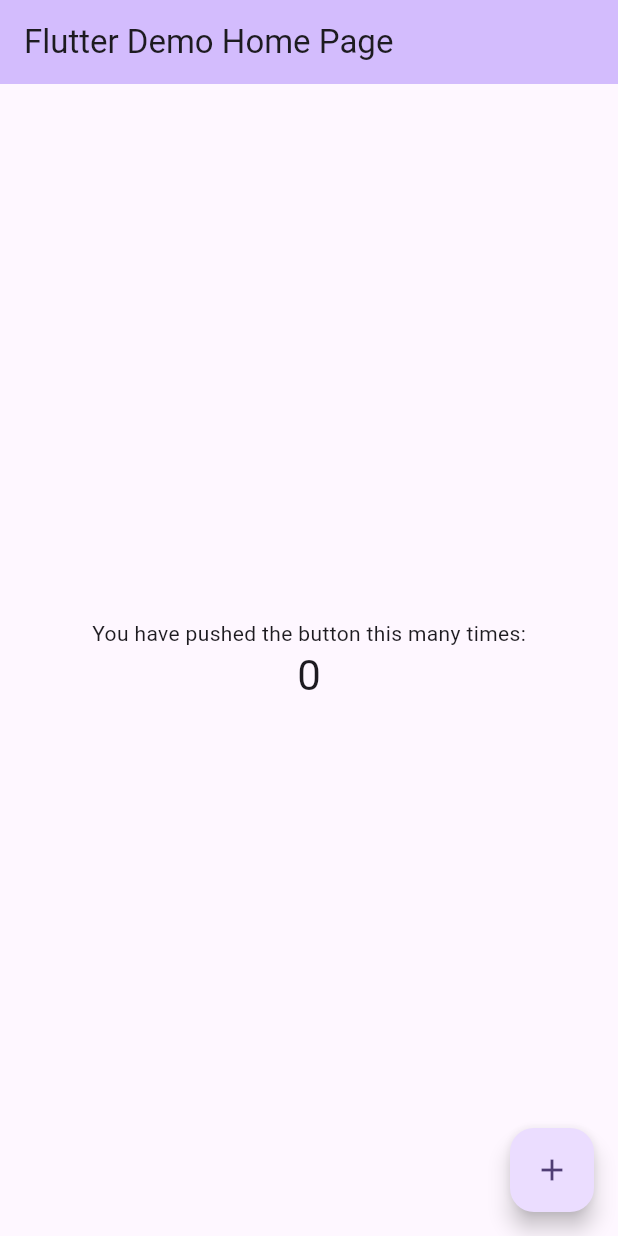
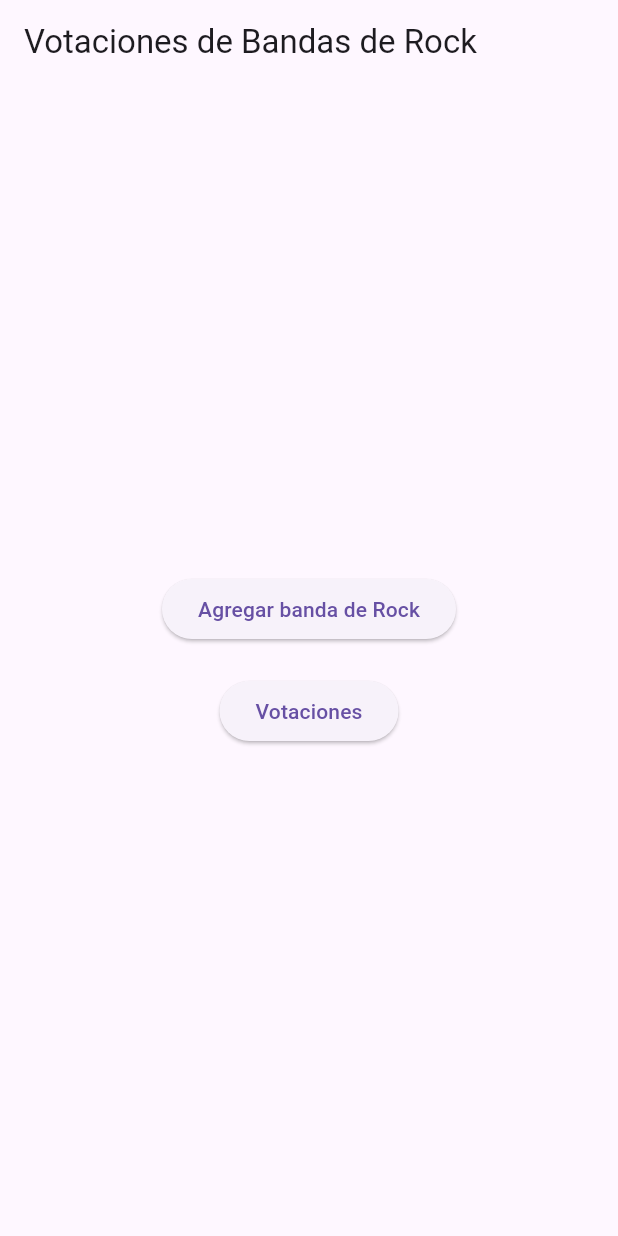
Before and after one commit to JohanPCruz/IS513-I-PAC-2024-TAREAS, a Flutter app: the screen it shows after launch, on a phone screen of 412 x 824 dp. Run offline on Flutter 3.47's test engine with Material 3 defaults, Android fonts, the phone set to English and light mode, and no system bars; our stand-ins replace cloud_firestore, firebase_core; accounts and stored records are empty.

Commit message:
Integracion de funcionalidades
Se crean las pantallas, la agregacion de bandas de rock y las votaciones

```diff
--- a/tarea_3.1/votaciones_bandas/lib/main.dart
+++ b/tarea_3.1/votaciones_bandas/lib/main.dart
@@ -1,135 +1,13 @@
 import 'package:flutter/material.dart';
-import 'package:firebase_core/firebase_core.dart';
-import 'firebase_options.dart';
-
-
+import 'package:firebase_core/firebase_core.dart'; // Importa el paquete Firebase Core
+import 'package:votaciones_bandas/firebase_options.dart';
+import 'main_screen.dart';
 
 void main() async {
+  // Inicializa Firebase antes de ejecutar la aplicación
   WidgetsFlutterBinding.ensureInitialized();
   await Firebase.initializeApp(
     options: DefaultFirebaseOptions.currentPlatform,
   );
-
-
-  runApp(const MyApp());
+  runApp(MyApp());
 }
-
-class MyApp extends StatelessWidget {
-  const MyApp({super.key});
-
-  // This widget is the root of your application.
-  @override
-  Widget build(BuildContext context) {
-    return MaterialApp(
-      title: 'Flutter Demo',
-      theme: ThemeData(
-        // This is the theme of your application.
-        //
-        // TRY THIS: Try running your application with "flutter run". You'll see
-        // the application has a purple toolbar. Then, without quitting the app,
-        // try changing the seedColor in the colorScheme below to Colors.green
-        // and then invoke "hot reload" (save your changes or press the "hot
-        // reload" button in a Flutter-supported IDE, or press "r" if you used
-        // the command line to start the app).
-        //
-        // Notice that the counter didn't reset back to zero; the application
-        // state is not lost during the reload. To reset the state, use hot
-        // restart instead.
-        //
-        // This works for code too, not just values: Most code changes can be
-        // tested with just a hot reload.
-        colorScheme: ColorScheme.fromSeed(seedColor: Colors.deepPurple),
-        useMaterial3: true,
-      ),
-      home: const MyHomePage(title: 'Flutter Demo Home Page'),
-    );
-  }
-}
-
-class MyHomePage extends StatefulWidget {
-  const MyHomePage({super.key, required this.title});
-
-  // This widget is the home page of your application. It is stateful, meaning
-  // that it has a State object (defined below) that contains fields that affect
-  // how it looks.
-
-  // This class is the configuration for the state. It holds the values (in this
-  // case the title) provided by the parent (in this case the App widget) and
-  // used by the build method of the State. Fields in a Widget subclass are
-  // always marked "final".
-
-  final String title;
-
-  @override
-  State<MyHomePage> createState() => _MyHomePageState();
-}
-
-class _MyHomePageState extends State<MyHomePage> {
-  int _counter = 0;
-
-  void _incrementCounter() {
-    setState(() {
-      // This call to setState tells the Flutter framework that something has
-      // changed in this State, which causes it to rerun the build method below
-      // so that the display can reflect the updated values. If we changed
-      // _counter without calling setState(), then the build method would not be
-      // called again, and so nothing would appear to happen.
-      _counter++;
-    });
-  }
-
-  @override
-  Widget build(BuildContext context) {
-    // This method is rerun every time setState is called, for instance as done
-    // by the _incrementCounter method above.
-    //
-    // The Flutter framework has been optimized to make rerunning build methods
-    // fast, so that you can just rebuild anything that needs updating rather
-    // than having to individually change instances of widgets.
-    return Scaffold(
-      appBar: AppBar(
-        // TRY THIS: Try changing the color here to a specific color (to
-        // Colors.amber, perhaps?) and trigger a hot reload to see the AppBar
-        // change color while the other colors stay the same.
-        backgroundColor: Theme.of(context).colorScheme.inversePrimary,
-        // Here we take the value from the MyHomePage object that was created by
-        // the App.build method, and use it to set our appbar title.
-        title: Text(widget.title),
-      ),
-      body: Center(
-        // Center is a layout widget. It takes a single child and positions it
-        // in the middle of the parent.
-        child: Column(
-          // Column is also a layout widget. It takes a list of children and
-          // arranges them vertically. By default, it sizes itself to fit its
-          // children horizontally, and tries to be as tall as its parent.
-          //
-          // Column has various properties to control how it sizes itself and
-          // how it positions its children. Here we use mainAxisAlignment to
-          // center the children vertically; the main axis here is the vertical
-          // axis because Columns are vertical (the cross axis would be
-          // horizontal).
-          //
-          // TRY THIS: Invoke "debug painting" (choose the "Toggle Debug Paint"
-          // action in the IDE, or press "p" in the console), to see the
-          // wireframe for each widget.
-          mainAxisAlignment: MainAxisAlignment.center,
-          children: <Widget>[
-            const Text(
-              'You have pushed the button this many times:',
-            ),
-            Text(
-              '$_counter',
-              style: Theme.of(context).textTheme.headlineMedium,
-            ),
-          ],
-        ),
-      ),
-      floatingActionButton: FloatingActionButton(
-        onPressed: _incrementCounter,
-        tooltip: 'Increment',
-        child: const Icon(Icons.add),
-      ), // This trailing comma makes auto-formatting nicer for build methods.
-    );
-  }
-}
--- /dev/null
+++ b/tarea_3.1/votaciones_bandas/lib/main_screen.dart
@@ -0,0 +1,53 @@
+import 'package:flutter/material.dart';
+import 'add_band_screen.dart';
+import 'voting_screen.dart';
+
+class MyApp extends StatelessWidget {
+  @override
+  Widget build(BuildContext context) {
+    return MaterialApp(
+      title: 'Flutter Firebase Voting App',
+      theme: ThemeData(
+        primarySwatch: Colors.blue,
+      ),
+      home: MainScreen(),
+    );
+  }
+}
+
+class MainScreen extends StatelessWidget {
+  @override
+  Widget build(BuildContext context) {
+    return Scaffold(
+      appBar: AppBar(
+        title: Text('Votaciones de Bandas de Rock'),
+      ),
+      body: Center(
+        child: Column(
+          mainAxisAlignment: MainAxisAlignment.center,
+          children: [
+            ElevatedButton(
+              onPressed: () {
+                Navigator.push(
+                  context,
+                  MaterialPageRoute(builder: (context) => AddBandScreen()),
+                );
+              },
+              child: Text('Agregar banda de Rock'),
+            ),
+            SizedBox(height: 20),
+            ElevatedButton(
+              onPressed: () {
+                Navigator.push(
+                  context,
+                  MaterialPageRoute(builder: (context) => VotingScreen()),
+                );
+              },
+              child: Text('Votaciones'),
+            ),
+          ],
+        ),
+      ),
+    );
+  }
+}
--- a/tarea_3.1/votaciones_bandas/pubspec.yaml
+++ b/tarea_3.1/votaciones_bandas/pubspec.yaml
@@ -37,6 +37,7 @@ dependencies:
   cupertino_icons: ^1.0.6
   firebase_core: 2.30.0
   firebase_storage: 11.7.2
+  cloud_firestore: 4.17.0
   image_picker: ^1.1.0
 
 dev_dependencies:
```
Also changed, not shown: tarea_3.1/votaciones_bandas/lib/add_band_screen.dart (added, +68 -0 lines), tarea_3.1/votaciones_bandas/lib/voting_screen.dart (added, +51 -0 lines), tarea_3.1/votaciones_bandas/pubspec.lock, 2 other files.
